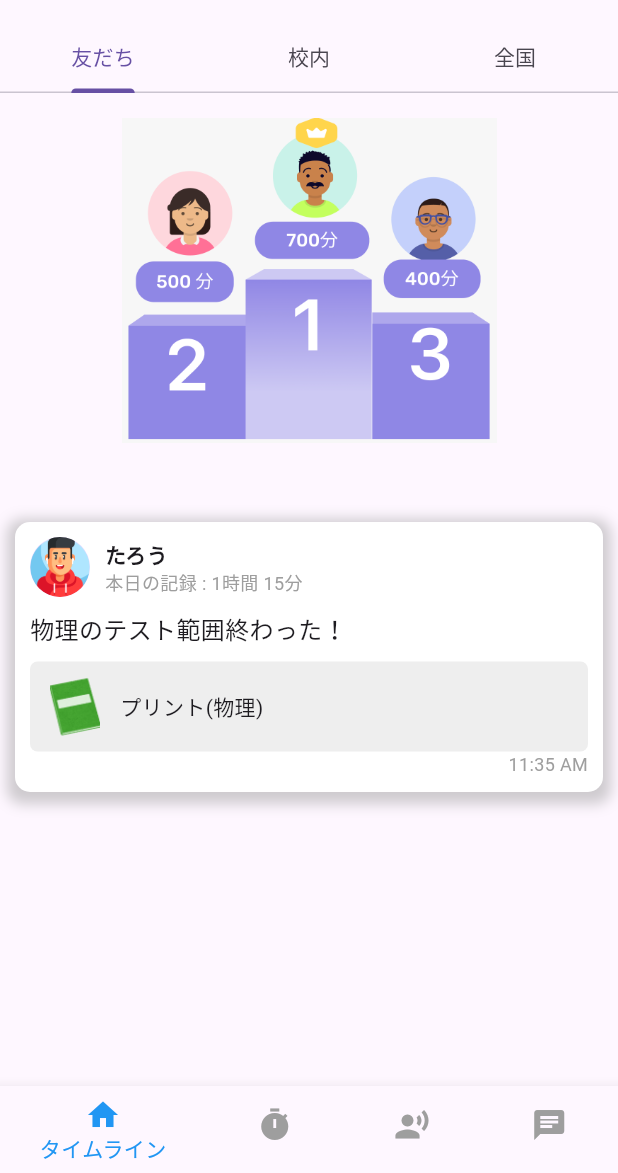
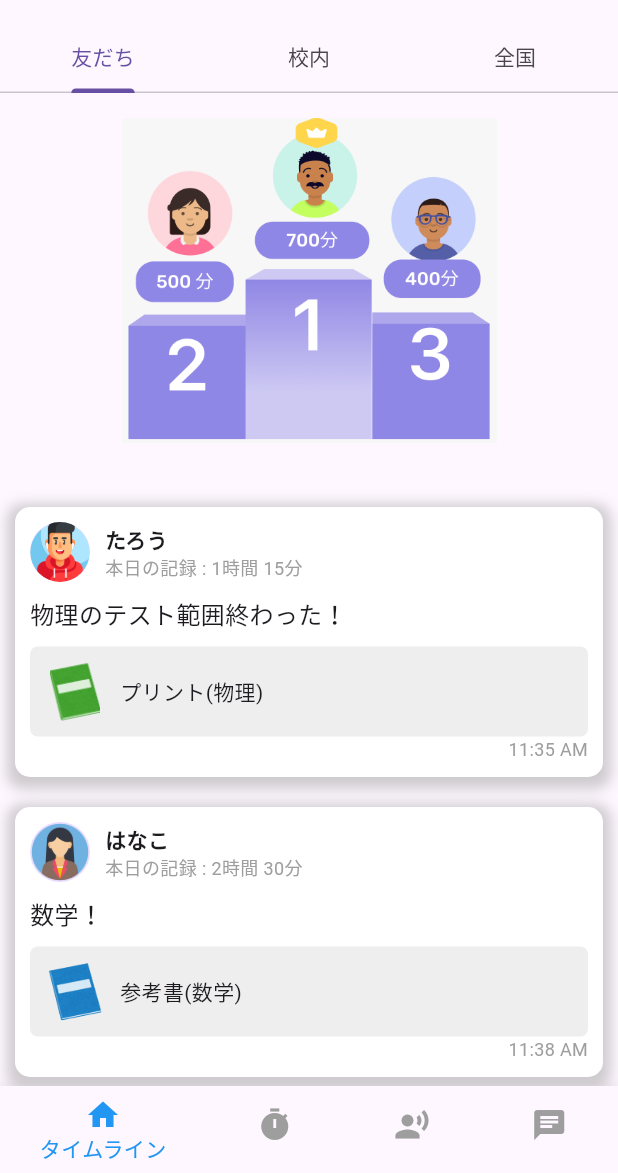
Before and after one commit to east-kite/co_study, a Flutter app: the screen it shows after launch, on a phone screen of 412 x 824 dp, the part 63-1236 px from its top. Run offline on Flutter 3.47's test engine with Material 3 defaults, Android fonts, the phone set to English and light mode, and no system bars.

Commit message:
refactor timeline

```diff
--- a/lib/main.dart
+++ b/lib/main.dart
@@ -1,7 +1,7 @@
 import 'package:co_study/widgets/chat_page.dart';
 import 'package:co_study/widgets/record_page.dart';
 import 'package:co_study/widgets/solo_timer_page.dart';
-import 'package:co_study/widgets/timeline_page.dart';
+import 'package:co_study/widgets/timeline/timeline_page.dart';
 import 'package:flutter/material.dart';
 
 void main() {
--- /dev/null
+++ b/lib/widgets/timeline/friends_tab.dart
@@ -0,0 +1,42 @@
+import 'package:co_study/widgets/timeline/timeline_post.dart';
+import 'package:flutter/material.dart';
+
+class FriendsTab extends StatelessWidget {
+  @override
+  Widget build(BuildContext context) {
+    return ListView(
+      children: [
+        Center(
+          child: Column(
+            children: [
+              Image.asset(
+                'images/ranking.png',
+                width: 250,
+                height: 250,
+              ),
+              const SizedBox(height: 16.0),
+              const TimelinePost(
+                avatarImage: 'images/avatar1.png',
+                userName: 'たろう',
+                record: '本日の記録 : 1時間 15分',
+                content: '物理のテスト範囲終わった！',
+                attachmentImage: 'images/book.png',
+                attachmentText: 'プリント(物理)',
+                time: '11:35 AM',
+              ),
+              const TimelinePost(
+                avatarImage: 'images/avatar2.png',
+                userName: 'はなこ',
+                record: '本日の記録 : 2時間 30分',
+                content: '数学！',
+                attachmentImage: 'images/book2.png',
+                attachmentText: '参考書(数学)',
+                time: '11:38 AM',
+              ),
+            ],
+          ),
+        ),
+      ],
+    );
+  }
+}
--- /dev/null
+++ b/lib/widgets/timeline/national_tab.dart
@@ -0,0 +1,12 @@
+import 'package:flutter/material.dart';
+
+class NationalTab extends StatelessWidget {
+  const NationalTab({
+    super.key,
+  });
+
+  @override
+  Widget build(BuildContext context) {
+    return const Center(child: Text('全国ランキング'));
+  }
+}
--- /dev/null
+++ b/lib/widgets/timeline/school_tab.dart
@@ -0,0 +1,12 @@
+import 'package:flutter/material.dart';
+
+class SchoolTab extends StatelessWidget {
+  const SchoolTab({
+    super.key,
+  });
+
+  @override
+  Widget build(BuildContext context) {
+    return const Center(child: Text('校内ランキング'));
+  }
+}
--- /dev/null
+++ b/lib/widgets/timeline/timeline_page.dart
@@ -0,0 +1,41 @@
+import 'package:co_study/widgets/timeline/friends_tab.dart';
+import 'package:co_study/widgets/timeline/national_tab.dart';
+import 'package:co_study/widgets/timeline/school_tab.dart';
+import 'package:flutter/material.dart';
+
+class TimelinePage extends StatelessWidget {
+  @override
+  Widget build(BuildContext context) {
+    return Scaffold(
+      appBar: AppBar(
+        title: const Text('タイムライン'),
+      ),
+      body: DefaultTabController(
+        length: 3, // タブの数
+        child: Column(
+          children: <Widget>[
+            const TabBar(
+              tabs: [
+                Tab(text: '友だち'),
+                Tab(text: "校内"),
+                Tab(text: "全国"),
+              ],
+            ),
+            Expanded(
+              child: TabBarView(
+                children: [
+                  // 友だち
+                  FriendsTab(),
+                  // 校内
+                  const SchoolTab(),
+                  // 全国
+                  const NationalTab(),
+                ],
+              ),
+            ),
+          ],
+        ),
+      ),
+    );
+  }
+}
--- /dev/null
+++ b/lib/widgets/timeline/timeline_post.dart
@@ -0,0 +1,107 @@
+import 'package:flutter/material.dart';
+
+class TimelinePost extends StatelessWidget {
+  final String avatarImage;
+  final String userName;
+  final String record;
+  final String content;
+  final String attachmentImage;
+  final String attachmentText;
+  final String time;
+
+  const TimelinePost({
+    required this.avatarImage,
+    required this.userName,
+    required this.record,
+    required this.content,
+    required this.attachmentImage,
+    required this.attachmentText,
+    required this.time,
+  });
+
+  @override
+  Widget build(BuildContext context) {
+    return Container(
+      margin: const EdgeInsets.symmetric(vertical: 10, horizontal: 10),
+      padding: const EdgeInsets.all(10),
+      decoration: BoxDecoration(
+        color: Colors.white,
+        borderRadius: BorderRadius.circular(10),
+        boxShadow: [
+          BoxShadow(
+            color: Colors.grey.withOpacity(0.5),
+            spreadRadius: 5,
+            blurRadius: 7,
+            offset: const Offset(0, 3),
+          ),
+        ],
+      ),
+      child: Column(
+        crossAxisAlignment: CrossAxisAlignment.start,
+        children: <Widget>[
+          Row(
+            children: <Widget>[
+              CircleAvatar(
+                backgroundImage: AssetImage(avatarImage),
+                radius: 20,
+              ),
+              const SizedBox(width: 10),
+              Column(
+                crossAxisAlignment: CrossAxisAlignment.start,
+                children: <Widget>[
+                  Text(
+                    userName,
+                    style: const TextStyle(
+                      fontWeight: FontWeight.bold,
+                    ),
+                  ),
+                  Text(
+                    record,
+                    style: const TextStyle(
+                      color: Colors.grey,
+                      fontSize: 12,
+                    ),
+                  ),
+                ],
+              ),
+            ],
+          ),
+          const SizedBox(height: 10),
+          Text(
+            content,
+            style: const TextStyle(fontSize: 16),
+          ),
+          const SizedBox(height: 10),
+          Container(
+            padding: const EdgeInsets.all(10),
+            decoration: BoxDecoration(
+              color: Colors.grey[200],
+              borderRadius: BorderRadius.circular(5),
+            ),
+            child: Row(
+              children: <Widget>[
+                Image.asset(
+                  attachmentImage,
+                  width: 40,
+                  height: 40,
+                ),
+                const SizedBox(width: 10),
+                Text(attachmentText),
+              ],
+            ),
+          ),
+          Align(
+            alignment: Alignment.bottomRight,
+            child: Text(
+              time,
+              style: const TextStyle(
+                color: Colors.grey,
+                fontSize: 12,
+              ),
+            ),
+          ),
+        ],
+      ),
+    );
+  }
+}
--- a/lib/widgets/timeline_page.dart
+++ /dev/null
@@ -1,134 +0,0 @@
-import 'package:flutter/material.dart';
-
-class TimelinePage extends StatelessWidget {
-  @override
-  Widget build(BuildContext context) {
-    return Scaffold(
-      appBar: AppBar(
-        title: const Text('タイムライン'),
-      ),
-      body: DefaultTabController(
-        length: 3, // タブの数
-        child: Column(
-          children: <Widget>[
-            const TabBar(
-              tabs: [Tab(text: '友だち'), Tab(text: "校内"), Tab(text: "全国")],
-            ),
-            Expanded(
-              child: TabBarView(
-                children: [
-                  // 友だち
-                  Center(
-                    child: Column(
-                      children: [
-                        Image.asset(
-                          'images/ranking.png',
-                          width: 250,
-                          height: 250,
-                        ),
-                        const SizedBox(height: 16.0),
-                        Container(
-                          margin: const EdgeInsets.symmetric(
-                              vertical: 20, horizontal: 10),
-                          padding: const EdgeInsets.all(10),
-                          decoration: BoxDecoration(
-                            color: Colors.white,
-                            borderRadius: BorderRadius.circular(10),
-                            boxShadow: [
-                              BoxShadow(
-                                color: Colors.grey.withOpacity(0.5),
-                                spreadRadius: 5,
-                                blurRadius: 7,
-                                offset: const Offset(0, 3),
-                              ),
-                            ],
-                          ),
-                          child: Column(
-                            crossAxisAlignment: CrossAxisAlignment.start,
-                            children: <Widget>[
-                              const Row(
-                                children: <Widget>[
-                                  CircleAvatar(
-                                    backgroundImage:
-                                        AssetImage('images/avatar1.png'),
-                                    radius: 20,
-                                  ),
-                                  SizedBox(width: 10),
-                                  Column(
-                                    crossAxisAlignment:
-                                        CrossAxisAlignment.start,
-                                    children: <Widget>[
-                                      Text(
-                                        'たろう',
-                                        style: TextStyle(
-                                          fontWeight: FontWeight.bold,
-                                        ),
-                                      ),
-                                      Text(
-                                        '本日の記録 : 1時間 15分',
-                                        style: TextStyle(
-                                          color: Colors.grey,
-                                          fontSize: 12,
-                                        ),
-                                      ),
-                                    ],
-                                  ),
-                                ],
-                              ),
-                              const SizedBox(height: 10),
-                              const Text(
-                                '物理のテスト範囲終わった！',
-                                style: TextStyle(fontSize: 16),
-                              ),
-                              const SizedBox(height: 10),
-                              Container(
-                                padding: const EdgeInsets.all(10),
-                                decoration: BoxDecoration(
-                                  color: Colors.grey[200],
-                                  borderRadius: BorderRadius.circular(5),
-                                ),
-                                child: Row(
-                                  children: <Widget>[
-                                    Image.asset(
-                                      'images/book.png',
-                                      width: 40,
-                                      height: 40,
-                                    ),
-                                    const SizedBox(width: 10),
-                                    const Text('プリント(物理)'),
-                                  ],
-                                ),
-                              ),
-                              const Align(
-                                alignment: Alignment.bottomRight,
-                                child: Text(
-                                  '11:35 AM',
-                                  style: TextStyle(
-                                    color: Colors.grey,
-                                    fontSize: 12,
-                                  ),
-                                ),
-                              ),
-                            ],
-                          ),
-                        ),
-                      ],
-                    ),
-                  ),
-                  // 校内
-                  const Center(
-                    child: Text('タブ2の内容'),
-                  ),
-                  // 全国
-                  const Center(
-                    child: Text('タブ3の内容'),
-                  ),
-                ],
-              ),
-            ),
-          ],
-        ),
-      ),
-    );
-  }
-}
```
Also changed, not shown: images/avatar2.png (added), images/book2.png (added), 1 other file.
